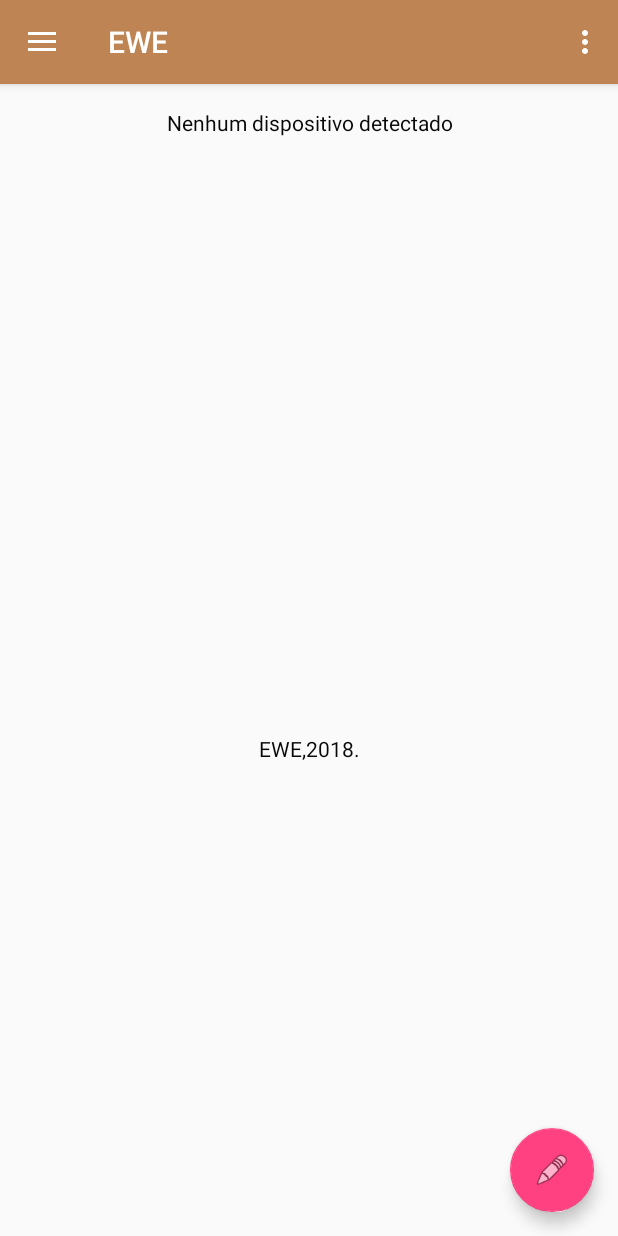
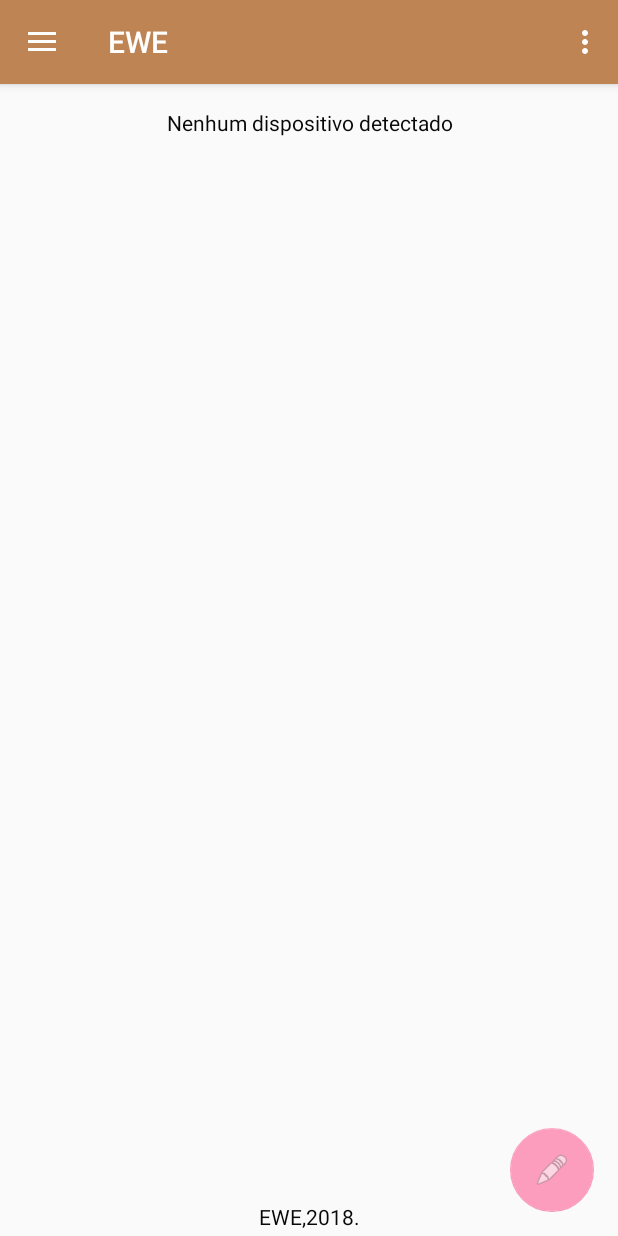
Before and after one commit to isaofelipe/EWE, an Android app: the ColaboradorActivity screen opened directly, with no data from a screen before it, on a phone screen of 412 x 824 dp. Run offline under Robolectric (Android 15) with nearby library versions, the phone set to English and light mode, and no system bars; libraries missing offline, so code that uses them is left out: org.altbeacon.beacon; 3 statements that could not run were skipped.

Commit message:
Alterações fluxo e interface

```diff
--- a/app/src/main/java/com/example/isaofelipemorigaki/ewe/ColaboradorActivity.java
+++ b/app/src/main/java/com/example/isaofelipemorigaki/ewe/ColaboradorActivity.java
@@ -46,6 +46,7 @@ public class ColaboradorActivity extends AppCompatActivity
     private String localDetectado;
     private String mensagemFixaDetectada;
     private String mensagemTemporariaDetectada;
+    private FloatingActionButton botao_colaborar;
 
     @Override
     protected void onCreate(Bundle savedInstanceState) {
@@ -54,7 +55,9 @@ public class ColaboradorActivity extends AppCompatActivity
         Toolbar toolbar = (Toolbar) findViewById(R.id.toolbar);
         setSupportActionBar(toolbar);
 
-        FloatingActionButton botao_colaborar = findViewById(R.id.fab);
+        botao_colaborar = findViewById(R.id.fab);
+        botao_colaborar.setEnabled(false);
+        botao_colaborar.setAlpha(0.5f);
         botao_colaborar.setOnClickListener(new ImageButton.OnClickListener(){
             @Override
             public void onClick(View v) {
@@ -92,6 +95,12 @@ public class ColaboradorActivity extends AppCompatActivity
         mBeaconManager.getBeaconParsers().add(new BeaconParser().
                 setBeaconLayout(BeaconParser.EDDYSTONE_UID_LAYOUT));
         mBeaconManager.bind(this);
+    }
+
+    @Override
+    protected void onResume() {
+        ultimoBeacon = "";
+        super.onResume();
     }
 
     @Override
@@ -181,7 +190,7 @@ public class ColaboradorActivity extends AppCompatActivity
                 Beacons beaconDetectado = AppDataBase.getDatabase(this).beaconDAO().findByInstance(instance.toString());
                 if (beaconDetectado != null){
                     ultimoBeacon = beaconDetectado.getInstance();
-                    identificacaoDetectada = Integer.toString(beaconDetectado.getId());
+                    identificacaoDetectada = beaconDetectado.getInstance();
                     localDetectado = beaconDetectado.getLocal();
                     mensagemFixaDetectada = beaconDetectado.getMensagemFixa();
                     mensagemTemporariaDetectada = beaconDetectado.getMensagemTemporaria();
@@ -192,6 +201,8 @@ public class ColaboradorActivity extends AppCompatActivity
                             localTextView.setText(localDetectado);
                             mensagemFixaTextView.setText(mensagemFixaDetectada);
                             mensagemTemporariaTextView.setText(mensagemTemporariaDetectada);
+                            botao_colaborar.setEnabled(true);
+                            botao_colaborar.setAlpha(1f);
                         }
                     });
                 }
--- a/app/src/main/java/com/example/isaofelipemorigaki/ewe/GD/BeaconDAO.java
+++ b/app/src/main/java/com/example/isaofelipemorigaki/ewe/GD/BeaconDAO.java
@@ -4,6 +4,7 @@ import android.arch.persistence.room.Dao;
 import android.arch.persistence.room.Delete;
 import android.arch.persistence.room.Insert;
 import android.arch.persistence.room.Query;
+import android.arch.persistence.room.Update;
 
 import java.util.List;
 
@@ -23,4 +24,7 @@ public interface BeaconDAO {
 
     @Delete
     void delete(Beacons user);
+
+    @Update
+    void update(Beacons beacon);
 }
--- a/app/src/main/java/com/example/isaofelipemorigaki/ewe/RangingActivity.java
+++ b/app/src/main/java/com/example/isaofelipemorigaki/ewe/RangingActivity.java
@@ -44,8 +44,10 @@ public class RangingActivity extends AppCompatActivity implements BeaconConsumer
     protected void onCreate(Bundle savedInstanceState) {
         SharedPreferences sp = getSharedPreferences("login", MODE_PRIVATE);
         if (sp.getBoolean("logado", false)){
-            startActivity(new Intent(RangingActivity.this, ColaboradorActivity.class));
+            Intent intent = new Intent(RangingActivity.this, ColaboradorActivity.class);
+            intent.addFlags(Intent.FLAG_ACTIVITY_NEW_TASK  | Intent.FLAG_ACTIVITY_CLEAR_TASK );
             finish();
+            startActivity(intent);
         }
 
         super.onCreate(savedInstanceState);
--- a/app/src/main/res/layout/content_colaborado.xml
+++ b/app/src/main/res/layout/content_colaborado.xml
@@ -9,10 +9,12 @@
     app:layout_behavior="@string/appbar_scrolling_view_behavior"
     tools:context=".ColaboradorActivity"
     tools:showIn="@layout/app_bar_colaborador">
-
+    <RelativeLayout
+        android:layout_width="match_parent"
+        android:layout_height="match_parent">
         <LinearLayout
             android:layout_width="match_parent"
-        android:layout_height="wrap_content"
+            android:layout_height="match_parent"
             android:gravity="center_horizontal"
             android:orientation="vertical">
 
@@ -56,14 +58,15 @@
                 android:gravity="center"
                 android:layout_width="match_parent"
                 android:layout_height="wrap_content" />
-
+        </LinearLayout>
         <TextView
             android:textColor="@color/preto"
-            android:gravity="center"
-            android:layout_marginTop="340dp"
+            android:gravity="center_horizontal"
+            android:layout_marginBottom="3dp"
+            android:layout_alignParentBottom="true"
             android:layout_width="match_parent"
             android:layout_height="wrap_content"
             android:text="EWE,2018."
             />
-    </LinearLayout>
+    </RelativeLayout>
 </android.support.constraint.ConstraintLayout>
```
Also changed, not shown: app/src/main/java/com/example/isaofelipemorigaki/ewe/ContribuirActivity.java (+35 -2 lines), app/src/main/java/com/example/isaofelipemorigaki/ewe/LoginActivity.java (+2 -6 lines). Lines whose indentation alone changed are shown as unchanged.
